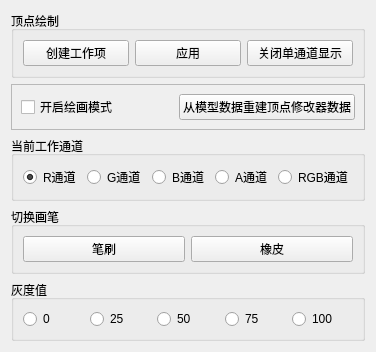
First picture: the form in ui/VertexPaintTool.ui, repository fxcfxcfxc/MaxTool_VertexPaint, before the edit.
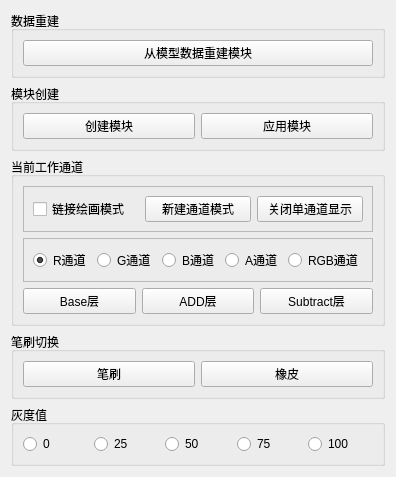
Second picture: the form after the edit.

Diff of the .ui file:
```diff
--- a/ui/VertexPaintTool.ui
+++ b/ui/VertexPaintTool.ui
@@ -6,31 +6,82 @@
    <rect>
     <x>0</x>
     <y>0</y>
-    <width>289</width>
-    <height>333</height>
+    <width>325</width>
+    <height>350</height>
    </rect>
   </property>
   <property name="windowTitle">
    <string>Form</string>
   </property>
-  <layout class="QVBoxLayout" name="verticalLayout">
+  <layout class="QVBoxLayout" name="verticalLayout_2">
+   <item>
+    <widget class="QGroupBox" name="groupBox">
+     <property name="title">
+      <string>数据重建</string>
+     </property>
+     <layout class="QHBoxLayout" name="horizontalLayout_5">
+      <item>
+       <widget class="QPushButton" name="pushButton_6">
+        <property name="autoFillBackground">
+         <bool>true</bool>
+        </property>
+        <property name="text">
+         <string>从模型数据重建模块</string>
+        </property>
+       </widget>
+      </item>
+     </layout>
+    </widget>
+   </item>
    <item>
     <widget class="QGroupBox" name="groupBox_4">
      <property name="title">
-      <string>顶点绘制</string>
+      <string>模块创建</string>
      </property>
      <layout class="QHBoxLayout" name="horizontalLayout_4">
       <item>
        <widget class="QPushButton" name="pushButton">
         <property name="text">
-         <string>创建工作项</string>
+         <string>创建模块</string>
         </property>
        </widget>
       </item>
       <item>
        <widget class="QPushButton" name="pushButton_2">
         <property name="text">
-         <string>应用</string>
+         <string>应用模块</string>
+        </property>
+       </widget>
+      </item>
+     </layout>
+    </widget>
+   </item>
+   <item>
+    <widget class="QGroupBox" name="groupBox">
+     <property name="title">
+      <string>当前工作通道</string>
+     </property>
+     <layout class="QVBoxLayout" name="verticalLayout">
+      <item>
+       <widget class="QFrame" name="frame_3">
+        <property name="frameShape">
+         <enum>QFrame::StyledPanel</enum>
+        </property>
+        <property name="frameShadow">
+         <enum>QFrame::Raised</enum>
+        </property>
+        <layout class="QHBoxLayout" name="horizontalLayout_6">
+         <item>
+          <widget class="QCheckBox" name="checkBox_2">
+           <property name="text">
+            <string>链接绘画模式</string>
+           </property>
+          </widget>
+         </item>
+         <item>
+          <widget class="QPushButton" name="pushButton_7">
+           <property name="text">
+            <string>新建通道模式</string>
         </property>
        </widget>
       </item>
@@ -51,32 +102,6 @@
      </property>
      <property name="frameShadow">
       <enum>QFrame::Raised</enum>
-     </property>
-     <layout class="QHBoxLayout" name="horizontalLayout_5">
-      <item>
-       <widget class="QCheckBox" name="checkBox">
-        <property name="text">
-         <string>开启绘画模式</string>
-        </property>
-       </widget>
-      </item>
-      <item>
-       <widget class="QPushButton" name="pushButton_6">
-        <property name="autoFillBackground">
-         <bool>true</bool>
-        </property>
-        <property name="text">
-         <string>从模型数据重建顶点修改器数据</string>
-        </property>
-       </widget>
-      </item>
-     </layout>
-    </widget>
-   </item>
-   <item>
-    <widget class="QGroupBox" name="groupBox">
-     <property name="title">
-      <string>当前工作通道</string>
      </property>
      <layout class="QHBoxLayout" name="horizontalLayout_3">
       <item>
@@ -124,19 +149,47 @@
     </widget>
    </item>
    <item>
-    <widget class="QGroupBox" name="groupBox_2">
-     <property name="title">
-      <string>切换画笔</string>
-     </property>
      <layout class="QHBoxLayout" name="horizontalLayout">
       <item>
+         <widget class="QPushButton" name="pushButton_10">
+          <property name="text">
+           <string>Base层</string>
+          </property>
+         </widget>
+        </item>
+        <item>
+         <widget class="QPushButton" name="pushButton_8">
+          <property name="text">
+           <string>ADD层</string>
+          </property>
+         </widget>
+        </item>
+        <item>
+         <widget class="QPushButton" name="pushButton_9">
+          <property name="text">
+           <string>Subtract层</string>
+          </property>
+         </widget>
+        </item>
+       </layout>
+      </item>
+     </layout>
+    </widget>
+   </item>
+   <item>
+    <widget class="QGroupBox" name="groupBox_2">
+     <property name="title">
+      <string>笔刷切换</string>
+     </property>
+     <layout class="QGridLayout" name="gridLayout">
+      <item row="0" column="0">
        <widget class="QPushButton" name="pushButton_3">
         <property name="text">
          <string>笔刷</string>
         </property>
        </widget>
       </item>
-      <item>
+      <item row="0" column="1">
        <widget class="QPushButton" name="pushButton_4">
         <property name="text">
          <string>橡皮</string>
```
Left out of the diff: 2 changed lines with no effect on the pictures. Lines whose indentation alone changed are shown as unchanged.
